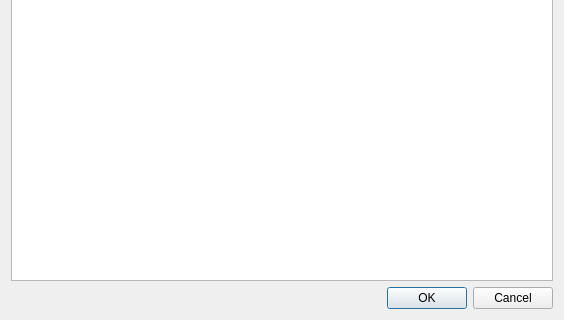
Qt form application/renamegroupsdialog.ui (jkriege2/QuickFit3) before a commit; both pictures show x 0 to 564 and y 161 to 481 of the 564 by 481 pixel window.
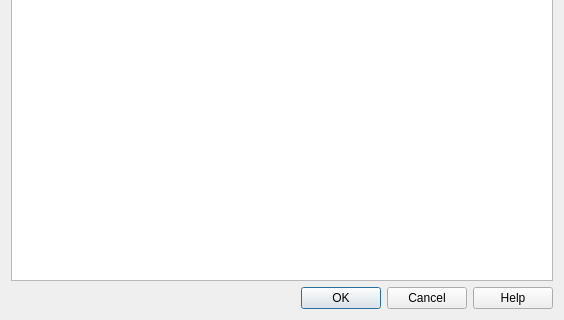
The same form after that commit.

Commit message: QuickFit3/fcs_fitfunctions: added fitfunction with flow and v,D,wxy as parameters QuickFit3: updated online help for tools

Patch:
```diff
--- a/application/renamegroupsdialog.ui
+++ b/application/renamegroupsdialog.ui
@@ -34,7 +34,7 @@
       <enum>Qt::Horizontal</enum>
      </property>
      <property name="standardButtons">
-      <set>QDialogButtonBox::Cancel|QDialogButtonBox::Ok</set>
+      <set>QDialogButtonBox::Cancel|QDialogButtonBox::Help|QDialogButtonBox::Ok</set>
      </property>
     </widget>
    </item>
```
Left out of the diff: 27 changed lines with no effect on the pictures. The commit also changes 36 other files.
